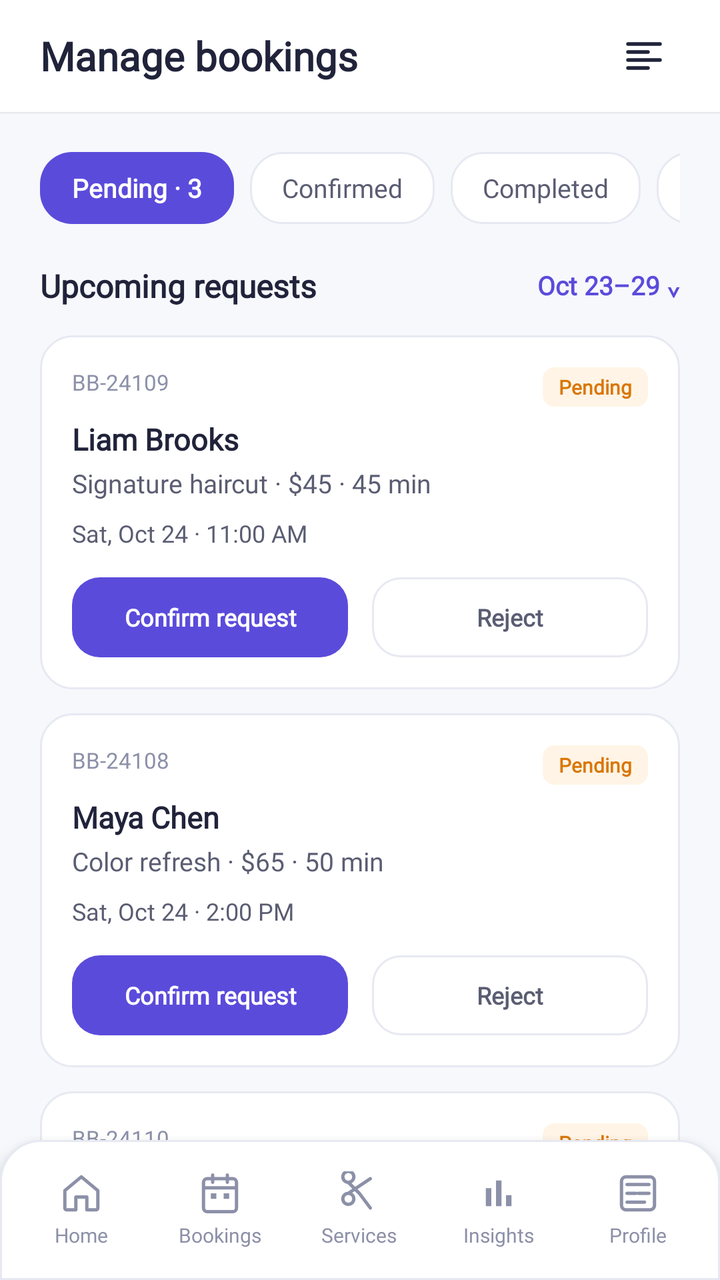
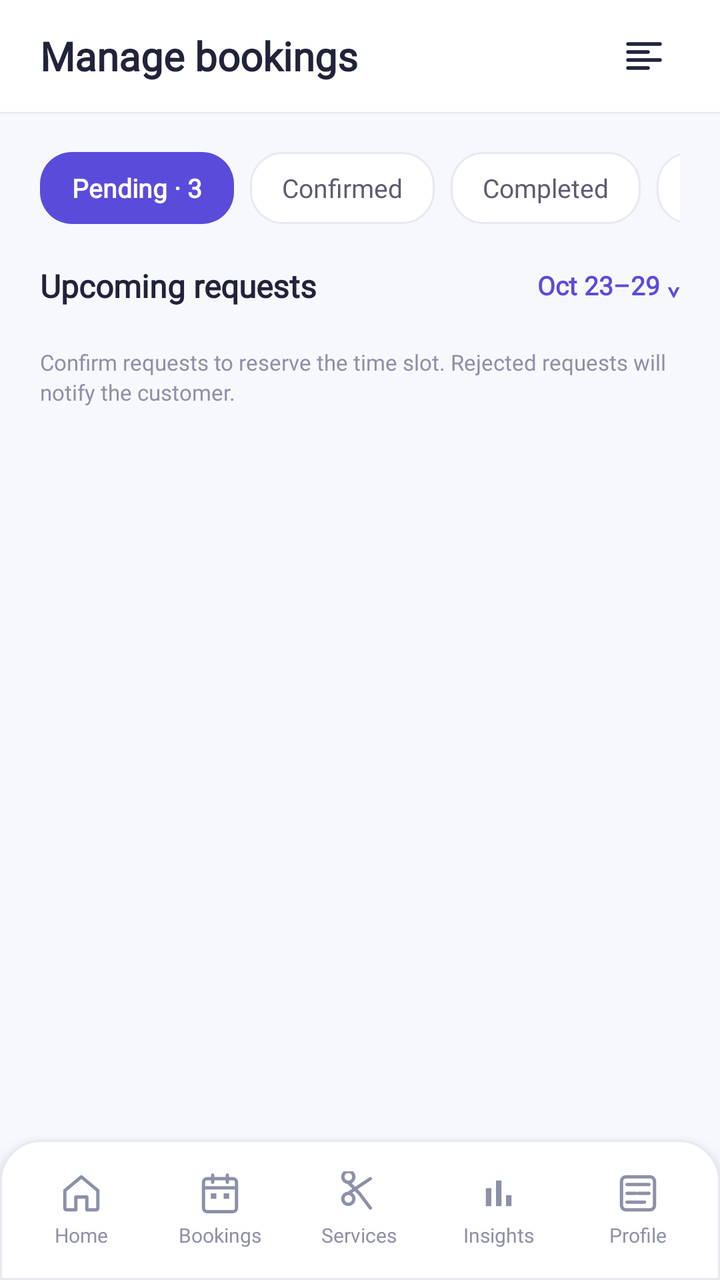

Screens rendered from an Android XML layout before and after an edit, with the pre-edit source and the edit as a unified diff.
<!-- AndroidManifest.xml: application theme Theme.BizBridgeApp -->
<!-- res/layout/fragment_owner_manage_bookings.xml -->
<?xml version="1.0" encoding="utf-8"?>
<androidx.coordinatorlayout.widget.CoordinatorLayout
    xmlns:android="http://schemas.android.com/apk/res/android"
    xmlns:app="http://schemas.android.com/apk/res-auto"
    android:layout_width="match_parent"
    android:layout_height="match_parent"
    android:background="@color/background">

    <LinearLayout
        android:layout_width="match_parent"
        android:layout_height="match_parent"
        android:layout_marginBottom="70dp"
        android:orientation="vertical">

        
        <RelativeLayout
            android:layout_width="match_parent"
            android:layout_height="56dp"
            android:background="@color/surface_white"
            android:elevation="1dp"
            android:paddingStart="20dp"
            android:paddingEnd="20dp">

            <TextView
                android:layout_width="wrap_content"
                android:layout_height="wrap_content"
                android:layout_centerVertical="true"
                android:fontFamily="@font/inter_variable"
                android:text="Manage bookings"
                android:textColor="@color/text_primary"
                android:textSize="20sp"
                android:textStyle="bold" />

            <ImageView
                android:id="@+id/btn_filter_bookings"
                android:layout_width="36dp"
                android:layout_height="36dp"
                android:layout_alignParentEnd="true"
                android:layout_centerVertical="true"
                android:background="?attr/selectableItemBackgroundBorderless"
                android:padding="6dp"
                android:src="@drawable/ic_filter"
                app:tint="@color/text_primary" />
        </RelativeLayout>

        <androidx.core.widget.NestedScrollView
            android:layout_width="match_parent"
            android:layout_height="0dp"
            android:layout_weight="1"
            android:fillViewport="true">

            <LinearLayout
                android:layout_width="match_parent"
                android:layout_height="wrap_content"
                android:orientation="vertical"
                android:padding="20dp">

                
                <HorizontalScrollView
                    android:layout_width="match_parent"
                    android:layout_height="wrap_content"
                    android:scrollbars="none">

                    <LinearLayout
                        android:layout_width="wrap_content"
                        android:layout_height="wrap_content"
                        android:orientation="horizontal">

                        
                        <TextView
                            android:id="@+id/tab_pending"
                            android:layout_width="wrap_content"
                            android:layout_height="36dp"
                            android:background="@drawable/bg_chip_selected"
                            android:fontFamily="@font/inter_variable"
                            android:gravity="center"
                            android:paddingStart="16dp"
                            android:paddingEnd="16dp"
                            android:text="Pending · 3"
                            android:textColor="@color/white"
                            android:textSize="13sp"
                            android:textStyle="bold" />

                        
                        <TextView
                            android:id="@+id/tab_confirmed"
                            android:layout_width="wrap_content"
                            android:layout_height="36dp"
                            android:layout_marginStart="8dp"
                            android:background="@drawable/bg_chip_default"
                            android:fontFamily="@font/inter_variable"
                            android:gravity="center"
                            android:paddingStart="16dp"
                            android:paddingEnd="16dp"
                            android:text="Confirmed"
                            android:textColor="@color/text_secondary"
                            android:textSize="13sp" />

                        
                        <TextView
                            android:id="@+id/tab_completed"
                            android:layout_width="wrap_content"
                            android:layout_height="36dp"
                            android:layout_marginStart="8dp"
                            android:background="@drawable/bg_chip_default"
                            android:fontFamily="@font/inter_variable"
                            android:gravity="center"
                            android:paddingStart="16dp"
                            android:paddingEnd="16dp"
                            android:text="Completed"
                            android:textColor="@color/text_secondary"
                            android:textSize="13sp" />

                        
                        <TextView
                            android:id="@+id/tab_cancelled"
                            android:layout_width="wrap_content"
                            android:layout_height="36dp"
                            android:layout_marginStart="8dp"
                            android:background="@drawable/bg_chip_default"
                            android:fontFamily="@font/inter_variable"
                            android:gravity="center"
                            android:paddingStart="16dp"
                            android:paddingEnd="16dp"
                            android:text="Cancelled"
                            android:textColor="@color/text_secondary"
                            android:textSize="13sp" />
                    </LinearLayout>
                </HorizontalScrollView>

                
                <RelativeLayout
                    android:layout_width="match_parent"
                    android:layout_height="wrap_content"
                    android:layout_marginTop="20dp">

                    <TextView
                        android:layout_width="wrap_content"
                        android:layout_height="wrap_content"
                        android:layout_alignParentStart="true"
                        android:fontFamily="@font/inter_variable"
                        android:text="Upcoming requests"
                        android:textColor="@color/text_primary"
                        android:textSize="16sp"
                        android:textStyle="bold" />

                    <TextView
                        android:id="@+id/tv_dropdown_date_range"
                        android:layout_width="wrap_content"
                        android:layout_height="wrap_content"
                        android:layout_alignParentEnd="true"
                        android:layout_centerVertical="true"
                        android:fontFamily="@font/inter_variable"
                        android:text="Oct 23–29 ⌄"
                        android:textColor="@color/primary"
                        android:textSize="13sp"
                        android:textStyle="bold" />
                </RelativeLayout>

                
                <LinearLayout
                    android:id="@+id/card_booking_liam"
                    android:layout_width="match_parent"
                    android:layout_height="wrap_content"
                    android:layout_marginTop="14dp"
                    android:background="@drawable/bg_card_white"
                    android:clickable="true"
                    android:elevation="1dp"
                    android:focusable="true"
                    android:foreground="?attr/selectableItemBackground"
                    android:orientation="vertical"
                    android:padding="16dp">

                    <RelativeLayout
                        android:layout_width="match_parent"
                        android:layout_height="wrap_content">

                        <TextView
                            android:layout_width="wrap_content"
                            android:layout_height="wrap_content"
                            android:fontFamily="@font/inter_variable"
                            android:text="BB-24109"
                            android:textColor="@color/text_muted"
                            android:textSize="11sp" />

                        <TextView
                            android:layout_width="wrap_content"
                            android:layout_height="wrap_content"
                            android:layout_alignParentEnd="true"
                            android:background="@drawable/bg_badge_pending"
                            android:fontFamily="@font/inter_variable"
                            android:paddingStart="8dp"
                            android:paddingEnd="8dp"
                            android:paddingTop="3dp"
                            android:paddingBottom="3dp"
                            android:text="Pending"
                            android:textColor="@color/badge_pending_text"
                            android:textSize="10sp"
                            android:textStyle="bold" />
                    </RelativeLayout>

                    <TextView
                        android:layout_width="wrap_content"
                        android:layout_height="wrap_content"
                        android:layout_marginTop="6dp"
                        android:fontFamily="@font/inter_variable"
                        android:text="Liam Brooks"
                        android:textColor="@color/text_primary"
                        android:textSize="15sp"
                        android:textStyle="bold" />

                    <TextView
                        android:layout_width="wrap_content"
                        android:layout_height="wrap_content"
                        android:layout_marginTop="3dp"
                        android:fontFamily="@font/inter_variable"
                        android:text="Signature haircut · $45 · 45 min"
                        android:textColor="@color/text_secondary"
                        android:textSize="13sp" />

                    <TextView
                        android:layout_width="wrap_content"
                        android:layout_height="wrap_content"
                        android:layout_marginTop="8dp"
                        android:fontFamily="@font/inter_variable"
                        android:text="Sat, Oct 24 · 11:00 AM"
                        android:textColor="@color/text_secondary"
                        android:textSize="12sp" />

                    <LinearLayout
                        android:layout_width="match_parent"
                        android:layout_height="wrap_content"
                        android:layout_marginTop="14dp"
                        android:orientation="horizontal">

                        <androidx.appcompat.widget.AppCompatButton
                            android:id="@+id/btn_confirm_liam"
                            android:layout_width="0dp"
                            android:layout_height="40dp"
                            android:layout_marginEnd="6dp"
                            android:layout_weight="1"
                            android:background="@drawable/bg_button_primary"
                            android:fontFamily="@font/inter_variable"
                            android:stateListAnimator="@null"
                            android:text="Confirm request"
                            android:textAllCaps="false"
                            android:textColor="@color/white"
                            android:textSize="12sp"
                            android:textStyle="bold" />

                        <androidx.appcompat.widget.AppCompatButton
                            android:id="@+id/btn_reject_liam"
                            android:layout_width="0dp"
                            android:layout_height="40dp"
                            android:layout_marginStart="6dp"
                            android:layout_weight="1"
                            android:background="@drawable/bg_button_secondary"
                            android:fontFamily="@font/inter_variable"
                            android:stateListAnimator="@null"
                            android:text="Reject"
                            android:textAllCaps="false"
                            android:textColor="@color/text_secondary"
                            android:textSize="12sp"
                            android:textStyle="bold" />
                    </LinearLayout>
                </LinearLayout>

                
                <LinearLayout
                    android:id="@+id/card_booking_maya"
                    android:layout_width="match_parent"
                    android:layout_height="wrap_content"
                    android:layout_marginTop="12dp"
                    android:background="@drawable/bg_card_white"
                    android:clickable="true"
                    android:elevation="1dp"
                    android:focusable="true"
                    android:foreground="?attr/selectableItemBackground"
                    android:orientation="vertical"
                    android:padding="16dp">

                    <RelativeLayout
                        android:layout_width="match_parent"
                        android:layout_height="wrap_content">

                        <TextView
                            android:layout_width="wrap_content"
                            android:layout_height="wrap_content"
                            android:fontFamily="@font/inter_variable"
                            android:text="BB-24108"
                            android:textColor="@color/text_muted"
                            android:textSize="11sp" />

                        <TextView
                            android:layout_width="wrap_content"
                            android:layout_height="wrap_content"
                            android:layout_alignParentEnd="true"
                            android:background="@drawable/bg_badge_pending"
                            android:fontFamily="@font/inter_variable"
                            android:paddingStart="8dp"
                            android:paddingEnd="8dp"
                            android:paddingTop="3dp"
                            android:paddingBottom="3dp"
                            android:text="Pending"
                            android:textColor="@color/badge_pending_text"
                            android:textSize="10sp"
                            android:textStyle="bold" />
                    </RelativeLayout>

                    <TextView
                        android:layout_width="wrap_content"
                        android:layout_height="wrap_content"
                        android:layout_marginTop="6dp"
                        android:fontFamily="@font/inter_variable"
                        android:text="Maya Chen"
                        android:textColor="@color/text_primary"
                        android:textSize="15sp"
                        android:textStyle="bold" />

                    <TextView
                        android:layout_width="wrap_content"
                        android:layout_height="wrap_content"
                        android:layout_marginTop="3dp"
                        android:fontFamily="@font/inter_variable"
                        android:text="Color refresh · $65 · 50 min"
                        android:textColor="@color/text_secondary"
                        android:textSize="13sp" />

                    <TextView
                        android:layout_width="wrap_content"
                        android:layout_height="wrap_content"
                        android:layout_marginTop="8dp"
                        android:fontFamily="@font/inter_variable"
                        android:text="Sat, Oct 24 · 2:00 PM"
                        android:textColor="@color/text_secondary"
                        android:textSize="12sp" />

                    <LinearLayout
                        android:layout_width="match_parent"
                        android:layout_height="wrap_content"
                        android:layout_marginTop="14dp"
                        android:orientation="horizontal">

                        <androidx.appcompat.widget.AppCompatButton
                            android:id="@+id/btn_confirm_maya"
                            android:layout_width="0dp"
                            android:layout_height="40dp"
                            android:layout_marginEnd="6dp"
                            android:layout_weight="1"
                            android:background="@drawable/bg_button_primary"
                            android:fontFamily="@font/inter_variable"
                            android:stateListAnimator="@null"
                            android:text="Confirm request"
                            android:textAllCaps="false"
                            android:textColor="@color/white"
                            android:textSize="12sp"
                            android:textStyle="bold" />

                        <androidx.appcompat.widget.AppCompatButton
                            android:id="@+id/btn_reject_maya"
                            android:layout_width="0dp"
                            android:layout_height="40dp"
                            android:layout_marginStart="6dp"
                            android:layout_weight="1"
                            android:background="@drawable/bg_button_secondary"
                            android:fontFamily="@font/inter_variable"
                            android:stateListAnimator="@null"
                            android:text="Reject"
                            android:textAllCaps="false"
                            android:textColor="@color/text_secondary"
                            android:textSize="12sp"
                            android:textStyle="bold" />
                    </LinearLayout>
                </LinearLayout>

                
                <LinearLayout
                    android:id="@+id/card_booking_ava"
                    android:layout_width="match_parent"
                    android:layout_height="wrap_content"
                    android:layout_marginTop="12dp"
                    android:background="@drawable/bg_card_white"
                    android:clickable="true"
                    android:elevation="1dp"
                    android:focusable="true"
                    android:foreground="?attr/selectableItemBackground"
                    android:orientation="vertical"
                    android:padding="16dp">

                    <RelativeLayout
                        android:layout_width="match_parent"
                        android:layout_height="wrap_content">

                        <TextView
                            android:layout_width="wrap_content"
                            android:layout_height="wrap_content"
                            android:fontFamily="@font/inter_variable"
                            android:text="BB-24110"
                            android:textColor="@color/text_muted"
                            android:textSize="11sp" />

                        <TextView
                            android:layout_width="wrap_content"
                            android:layout_height="wrap_content"
                            android:layout_alignParentEnd="true"
                            android:background="@drawable/bg_badge_pending"
                            android:fontFamily="@font/inter_variable"
                            android:paddingStart="8dp"
                            android:paddingEnd="8dp"
                            android:paddingTop="3dp"
                            android:paddingBottom="3dp"
                            android:text="Pending"
                            android:textColor="@color/badge_pending_text"
                            android:textSize="10sp"
                            android:textStyle="bold" />
                    </RelativeLayout>

                    <TextView
                        android:layout_width="wrap_content"
                        android:layout_height="wrap_content"
                        android:layout_marginTop="6dp"
                        android:fontFamily="@font/inter_variable"
                        android:text="Ava Patel"
                        android:textColor="@color/text_primary"
                        android:textSize="15sp"
                        android:textStyle="bold" />

                    <TextView
                        android:layout_width="wrap_content"
                        android:layout_height="wrap_content"
                        android:layout_marginTop="3dp"
                        android:fontFamily="@font/inter_variable"
                        android:text="Signature haircut · $45 · 45 min"
                        android:textColor="@color/text_secondary"
                        android:textSize="13sp" />

                    <TextView
                        android:layout_width="wrap_content"
                        android:layout_height="wrap_content"
                        android:layout_marginTop="8dp"
                        android:fontFamily="@font/inter_variable"
                        android:text="Mon, Oct 26 · 10:00 AM"
                        android:textColor="@color/text_secondary"
                        android:textSize="12sp" />

                    <LinearLayout
                        android:layout_width="match_parent"
                        android:layout_height="wrap_content"
                        android:layout_marginTop="14dp"
                        android:orientation="horizontal">

                        <androidx.appcompat.widget.AppCompatButton
                            android:id="@+id/btn_confirm_ava"
                            android:layout_width="0dp"
                            android:layout_height="40dp"
                            android:layout_marginEnd="6dp"
                            android:layout_weight="1"
                            android:background="@drawable/bg_button_primary"
                            android:fontFamily="@font/inter_variable"
                            android:stateListAnimator="@null"
                            android:text="Confirm request"
                            android:textAllCaps="false"
                            android:textColor="@color/white"
                            android:textSize="12sp"
                            android:textStyle="bold" />

                        <androidx.appcompat.widget.AppCompatButton
                            android:id="@+id/btn_reject_ava"
                            android:layout_width="0dp"
                            android:layout_height="40dp"
                            android:layout_marginStart="6dp"
                            android:layout_weight="1"
                            android:background="@drawable/bg_button_secondary"
                            android:fontFamily="@font/inter_variable"
                            android:stateListAnimator="@null"
                            android:text="Reject"
                            android:textAllCaps="false"
                            android:textColor="@color/text_secondary"
                            android:textSize="12sp"
                            android:textStyle="bold" />
                    </LinearLayout>
                </LinearLayout>

                
                <TextView
                    android:layout_width="match_parent"
                    android:layout_height="wrap_content"
                    android:layout_marginTop="20dp"
                    android:layout_marginBottom="16dp"
                    android:fontFamily="@font/inter_variable"
                    android:lineSpacingExtra="2dp"
                    android:text="Confirm requests to reserve the time slot. Rejected requests will notify the customer."
                    android:textColor="@color/text_muted"
                    android:textSize="11sp" />

            </LinearLayout>
        </androidx.core.widget.NestedScrollView>

    </LinearLayout>

    
    <include
        layout="@layout/layout_owner_bottom_nav"
        android:layout_width="match_parent"
        android:layout_height="70dp"
        android:layout_gravity="bottom" />

</androidx.coordinatorlayout.widget.CoordinatorLayout>
<!-- res/layout/layout_owner_bottom_nav.xml (included above) -->
<?xml version="1.0" encoding="utf-8"?>
<LinearLayout xmlns:android="http://schemas.android.com/apk/res/android"
    xmlns:app="http://schemas.android.com/apk/res-auto"
    android:id="@+id/owner_bottom_nav"
    android:layout_width="match_parent"
    android:layout_height="70dp"
    android:layout_gravity="bottom"
    android:background="@drawable/bg_bottom_nav"
    android:elevation="8dp"
    android:gravity="center_vertical"
    android:orientation="horizontal"
    android:paddingStart="6dp"
    android:paddingEnd="6dp">

    
    <LinearLayout
        android:id="@+id/nav_owner_home"
        android:layout_width="0dp"
        android:layout_height="match_parent"
        android:layout_weight="1"
        android:clickable="true"
        android:focusable="true"
        android:gravity="center"
        android:orientation="vertical">

        <ImageView
            android:id="@+id/iv_owner_home"
            android:layout_width="22dp"
            android:layout_height="22dp"
            android:src="@drawable/ic_nav_home"
            app:tint="@color/text_muted" />

        <TextView
            android:id="@+id/tv_owner_home"
            android:layout_width="wrap_content"
            android:layout_height="wrap_content"
            android:layout_marginTop="3dp"
            android:fontFamily="@font/inter_variable"
            android:text="Home"
            android:textColor="@color/text_muted"
            android:textSize="10sp" />
    </LinearLayout>

    
    <LinearLayout
        android:id="@+id/nav_owner_bookings"
        android:layout_width="0dp"
        android:layout_height="match_parent"
        android:layout_weight="1"
        android:clickable="true"
        android:focusable="true"
        android:gravity="center"
        android:orientation="vertical">

        <ImageView
            android:id="@+id/iv_owner_bookings"
            android:layout_width="22dp"
            android:layout_height="22dp"
            android:src="@drawable/ic_nav_bookings"
            app:tint="@color/text_muted" />

        <TextView
            android:id="@+id/tv_owner_bookings"
            android:layout_width="wrap_content"
            android:layout_height="wrap_content"
            android:layout_marginTop="3dp"
            android:fontFamily="@font/inter_variable"
            android:text="Bookings"
            android:textColor="@color/text_muted"
            android:textSize="10sp" />
    </LinearLayout>

    
    <LinearLayout
        android:id="@+id/nav_owner_services"
        android:layout_width="0dp"
        android:layout_height="match_parent"
        android:layout_weight="1"
        android:clickable="true"
        android:focusable="true"
        android:gravity="center"
        android:orientation="vertical">

        <ImageView
            android:id="@+id/iv_owner_services"
            android:layout_width="22dp"
            android:layout_height="22dp"
            android:src="@drawable/ic_scissors"
            app:tint="@color/text_muted" />

        <TextView
            android:id="@+id/tv_owner_services"
            android:layout_width="wrap_content"
            android:layout_height="wrap_content"
            android:layout_marginTop="3dp"
            android:fontFamily="@font/inter_variable"
            android:text="Services"
            android:textColor="@color/text_muted"
            android:textSize="10sp" />
    </LinearLayout>

    
    <LinearLayout
        android:id="@+id/nav_owner_insights"
        android:layout_width="0dp"
        android:layout_height="match_parent"
        android:layout_weight="1"
        android:clickable="true"
        android:focusable="true"
        android:gravity="center"
        android:orientation="vertical">

        <ImageView
            android:id="@+id/iv_owner_insights"
            android:layout_width="22dp"
            android:layout_height="22dp"
            android:src="@drawable/ic_insights"
            app:tint="@color/text_muted" />

        <TextView
            android:id="@+id/tv_owner_insights"
            android:layout_width="wrap_content"
            android:layout_height="wrap_content"
            android:layout_marginTop="3dp"
            android:fontFamily="@font/inter_variable"
            android:text="Insights"
            android:textColor="@color/text_muted"
            android:textSize="10sp" />
    </LinearLayout>

    
    <LinearLayout
        android:id="@+id/nav_owner_profile"
        android:layout_width="0dp"
        android:layout_height="match_parent"
        android:layout_weight="1"
        android:clickable="true"
        android:focusable="true"
        android:gravity="center"
        android:orientation="vertical">

        <ImageView
            android:id="@+id/iv_owner_profile"
            android:layout_width="22dp"
            android:layout_height="22dp"
            android:src="@drawable/ic_nav_profile"
            app:tint="@color/text_muted" />

        <TextView
            android:id="@+id/tv_owner_profile"
            android:layout_width="wrap_content"
            android:layout_height="wrap_content"
            android:layout_marginTop="3dp"
            android:fontFamily="@font/inter_variable"
            android:text="Profile"
            android:textColor="@color/text_muted"
            android:textSize="10sp" />
    </LinearLayout>

</LinearLayout>
<!-- resources referenced by this layout -->
<resources>
  <color name="background">#F7F8FC</color>
  <color name="badge_pending_text">#D97706</color>
  <color name="primary">#5B4BDB</color>
  <color name="surface_white">#FFFFFF</color>
  <color name="text_muted">#8C90A8</color>
  <color name="text_primary">#20233A</color>
  <color name="text_secondary">#5A5D72</color>
  <color name="white">#FFFFFFFF</color>
  <!-- drawable bg_badge_pending (drawable) -->
  <?xml version="1.0" encoding="utf-8"?>
  <shape xmlns:android="http://schemas.android.com/apk/res/android"
      android:shape="rectangle">
      <solid android:color="@color/badge_pending_bg" />
      <corners android:radius="6dp" />
  </shape>
  <!-- drawable bg_bottom_nav (drawable) -->
  <?xml version="1.0" encoding="utf-8"?>
  <shape xmlns:android="http://schemas.android.com/apk/res/android"
      android:shape="rectangle">
      <solid android:color="@color/surface_white" />
      <stroke
          android:width="1dp"
          android:color="@color/border_subtle" />
      <corners
          android:topLeftRadius="20dp"
          android:topRightRadius="20dp" />
  </shape>
  <!-- drawable bg_button_primary (drawable) -->
  <?xml version="1.0" encoding="utf-8"?>
  <ripple xmlns:android="http://schemas.android.com/apk/res/android"
      android:color="#33FFFFFF">
      <item>
          <shape android:shape="rectangle">
              <solid android:color="@color/primary" />
              <corners android:radius="@dimen/radius_button" />
          </shape>
      </item>
  </ripple>
  <!-- drawable bg_card_white (drawable) -->
  <?xml version="1.0" encoding="utf-8"?>
  <shape xmlns:android="http://schemas.android.com/apk/res/android"
      android:shape="rectangle">
      <solid android:color="@color/surface_white" />
      <stroke
          android:width="@dimen/stroke_subtle"
          android:color="@color/border_subtle" />
      <corners android:radius="@dimen/radius_card" />
  </shape>
  <!-- drawable bg_chip_default (drawable) -->
  <?xml version="1.0" encoding="utf-8"?>
  <shape xmlns:android="http://schemas.android.com/apk/res/android"
      android:shape="rectangle">
      <solid android:color="@color/surface_white" />
      <stroke
          android:width="@dimen/stroke_subtle"
          android:color="@color/border_subtle" />
      <corners android:radius="@dimen/radius_chip" />
  </shape>
  <!-- drawable bg_chip_selected (drawable) -->
  <?xml version="1.0" encoding="utf-8"?>
  <shape xmlns:android="http://schemas.android.com/apk/res/android"
      android:shape="rectangle">
      <solid android:color="@color/primary" />
      <corners android:radius="@dimen/radius_chip" />
  </shape>
  <!-- drawable ic_filter (drawable) -->
  <vector xmlns:android="http://schemas.android.com/apk/res/android"
      android:width="24dp"
      android:height="24dp"
      android:viewportWidth="24"
      android:viewportHeight="24">
      <path
          android:strokeColor="@color/text_secondary"
          android:strokeWidth="1.8"
          android:strokeLineCap="round"
          android:strokeLineJoin="round"
          android:pathData="M4,6 L20,6 M4,10 L14,10 M4,14 L20,14 M4,18 L14,18" />
  </vector>
  <!-- drawable ic_insights (drawable) -->
  <vector xmlns:android="http://schemas.android.com/apk/res/android"
      android:width="24dp"
      android:height="24dp"
      android:viewportWidth="24"
      android:viewportHeight="24">
      
      <path
          android:fillColor="#5A5D72"
          android:pathData="M5,9.2h3V19H5z M10.5,5h3V19h-3z M16,13h3V19h-3z" />
  </vector>
  <style name="Theme.BizBridgeApp" parent="Base.Theme.BizBridgeApp" />
  <color name="badge_pending_bg">#FFF4E5</color>
  <color name="border_subtle">#E7E9F2</color>
  <dimen name="radius_button">14dp</dimen>
  <dimen name="stroke_subtle">1dp</dimen>
  <dimen name="radius_card">16dp</dimen>
  <dimen name="radius_chip">16dp</dimen>
  <color name="secondary">#20B8A6</color>
  <!-- unchanged entries left out for length: 6 -->
</resources>

<!-- the commit's change to res/layout/fragment_owner_manage_bookings.xml (unified diff, before → after) -->
@@ -169,7 +169,8 @@
                     android:focusable="true"
                     android:foreground="?attr/selectableItemBackground"
                     android:orientation="vertical"
-                    android:padding="16dp">
+                    android:padding="16dp"
+                    android:visibility="gone">
 
                     <RelativeLayout
                         android:layout_width="match_parent"
@@ -277,7 +278,8 @@
                     android:focusable="true"
                     android:foreground="?attr/selectableItemBackground"
                     android:orientation="vertical"
-                    android:padding="16dp">
+                    android:padding="16dp"
+                    android:visibility="gone">
 
                     <RelativeLayout
                         android:layout_width="match_parent"
@@ -385,7 +387,8 @@
                     android:focusable="true"
                     android:foreground="?attr/selectableItemBackground"
                     android:orientation="vertical"
-                    android:padding="16dp">
+                    android:padding="16dp"
+                    android:visibility="gone">
 
                     <RelativeLayout
                         android:layout_width="match_parent"
